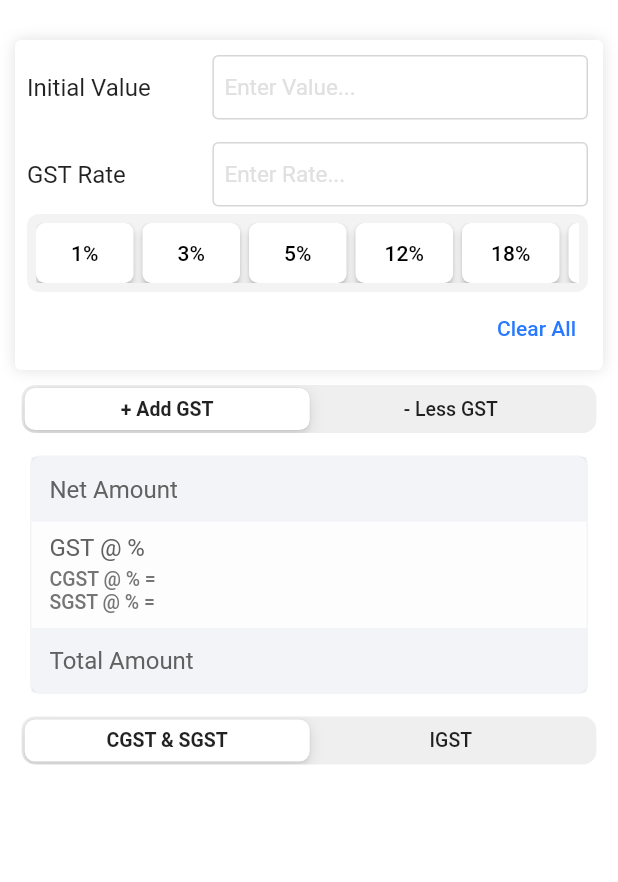
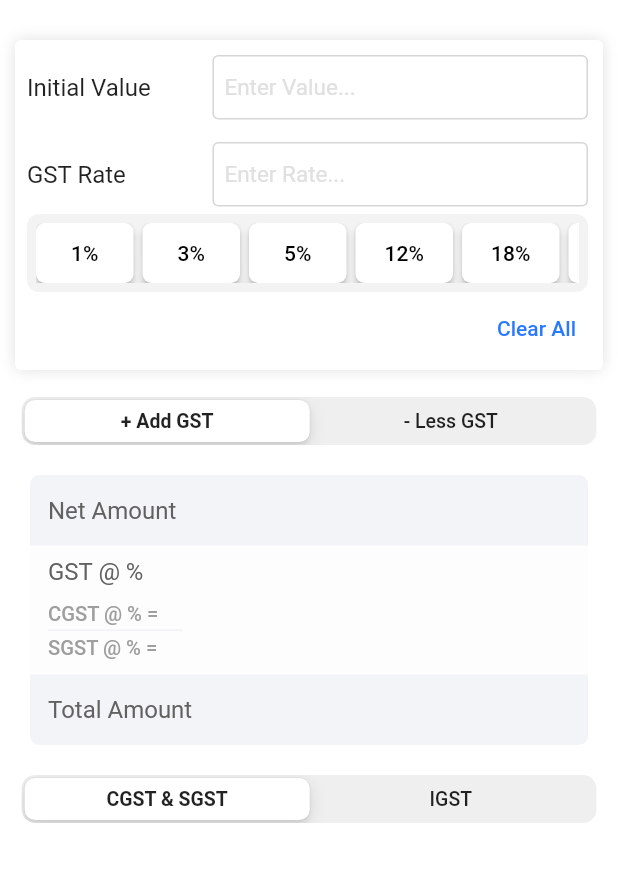
Before and after one commit to a-k-14/gst_now, a Flutter app: the screen it shows after launch, on a phone screen of 412 x 824 dp, the part 59-941 px from its top. Run offline on Flutter 3.47's test engine with Material 2 defaults, Android fonts, the phone set to English and light mode, and no system bars.

Commit message:
Updates before enabling null safety

```diff
--- a/lib/constants.dart
+++ b/lib/constants.dart
@@ -6,6 +6,12 @@ Color kAccentColor = Colors.blueAccent[400];
 
 Color kGrey300 = Colors.grey[300];
 Color kGrey350 = Colors.grey[350];
+// Alternating colors for GST summary table
+Color kGSTSummaryRowBackground1 = Color(0x1A8690B1);
+Color kGSTSummaryRowBackground2 = Color(0x58690B1);
+TextStyle kGSTSummaryRowTextStyle1 =
+    TextStyle(fontSize: kTextSize, color: Colors.grey[700]);
+TextStyle kGSTSummaryRowTextStyle2 = TextStyle(fontSize: kTextSize);
 
 // To enforce validation on TextFields
 // To allow decimal point only once and up to 2 decimal places
@@ -13,6 +19,7 @@ Color kGrey350 = Colors.grey[350];
 String kRegexpValue = r'(^(\d{1,})\.?(\d{0,2}))';
 
 double kBorderRadius = 8;
+double kGSTSummaryBorderRadius = 6;
 
 double kSizedBoxHeight = 10;
 
--- a/lib/gst_calculator_brain.dart
+++ b/lib/gst_calculator_brain.dart
@@ -74,8 +74,9 @@ class GSTCalculatorBrain {
   }
 
   // To ensure commas
-  // var f = NumberFormat.currency(decimalDigits: 2, name: '', locale: 'en_IN');
-  static NumberFormat f = NumberFormat('#,##,###.##', 'en_IN');
+  static NumberFormat f =
+      NumberFormat.currency(decimalDigits: 2, name: '', locale: 'en_IN');
+  // static NumberFormat f = NumberFormat('#,##,###.##', 'en_IN');
 
   // format method of intl package requires number as input
   // Since some return values in the compute method are strings, we use this method
@@ -90,6 +91,7 @@ class GSTCalculatorBrain {
   }
   // We use f.format if we have a double, else we use formatter method as above if we have a String
 
+  // The method where all the calculations happen
   void compute() {
     // We convert the TECs to text and store temporarily to avoid doing this conversion multiple times
     String initialValueText = initialValue.text;
@@ -136,6 +138,7 @@ class GSTCalculatorBrain {
 
         // We store GST Amount as a number to use for calculating CGST&SGST/IGST
         _gstAmountDouble = double.parse(initialValueText) * _rateDouble / 100;
+        print(_gstAmountDouble.toString());
         // The we set the gstAmount value using the double above
         gstAmount = f.format(_gstAmountDouble);
 
--- a/lib/main.dart
+++ b/lib/main.dart
@@ -320,14 +320,14 @@ class _GSTCalculatorPageState extends State<GSTCalculatorPage> {
               ],
             ),
           ),
-          SizedBox(height: kSizedBoxHeight),
+          SizedBox(height: kSizedBoxHeight + 8),
           GSTOperatorTab(
             operatorValues: ['+ Add GST', '- Less GST'],
             f: updateGSTOperator,
           ),
-          SizedBox(height: kSizedBoxHeight - 5),
+          SizedBox(height: kSizedBoxHeight),
           gstSummary(),
-          SizedBox(height: kSizedBoxHeight - 5),
+          SizedBox(height: kSizedBoxHeight),
           GSTOperatorTab(
             operatorValues: ['CGST & SGST', 'IGST'],
             f: updateGSTBreakupOperator,
@@ -349,125 +349,161 @@ class _GSTCalculatorPageState extends State<GSTCalculatorPage> {
     String igstAmount = _gstCalculatorBrain.igstAmount;
     String gstBreakupOperator = _gstCalculatorBrain.gstBreakupOperator();
 
-    Widget rowDisplay({Widget title, Widget value, Color color}) {
+    // To display Net Amount, Total Amount as titles and their values as values
+    // color is taken as a parameter as the rows have alternating colors
+    // borderRadius is taken as a parameter as the corner radius is different for 1st & 3rd rows
+    // We use SCS to scroll long length numbers
+    Widget customRow(
+        {Widget title, Widget value, Color color, BorderRadius borderRadius}) {
       return Container(
-        padding: EdgeInsets.all(12),
+        padding: EdgeInsets.symmetric(
+            horizontal: kPadding + 2, vertical: kPadding + 4),
         decoration: BoxDecoration(
           color: color,
+          borderRadius: borderRadius,
         ),
         child: Row(
           children: [
+            // Word occupy 2/3rd space
             Expanded(child: title, flex: 2),
-            Expanded(child: value, flex: 1),
+            Expanded(
+              child: SingleChildScrollView(
+                scrollDirection: Axis.horizontal,
+                child: value,
+              ),
+            ),
           ],
         ),
       );
     }
 
     Widget csgstSummary = Container(
-      padding: EdgeInsets.fromLTRB(12, 0, 12, 6),
+      padding: EdgeInsets.fromLTRB(12, 6, 12, 6),
       alignment: Alignment.centerLeft,
-      // decoration: BoxDecoration(
-      //   border: Border.all(color: Colors.grey[200]),
-      // ),
-
+      // width: 200,
+      child: SingleChildScrollView(
+        scrollDirection: Axis.horizontal,
         child: Column(
           crossAxisAlignment: CrossAxisAlignment.start,
           children: [
             Text(
               'CGST @ $csgstRate% = $csgstAmount',
               style: TextStyle(
-                fontSize: 13,
-                color: Colors.grey[600],
+                  fontSize: 13.5,
+                  color: Colors.grey,
                   fontWeight: FontWeight.w500),
             ),
             Container(
-              height: 0, color: Colors.grey[100], padding: EdgeInsets.all(8)),
+              margin: EdgeInsets.only(top: 3, bottom: 3),
+              color: kGSTSummaryRowBackground1,
+              height: 1,
+              width: 90,
+            ),
             Text(
               'SGST @ $csgstRate% = $csgstAmount',
               style: TextStyle(
-                fontSize: 13,
-                color: Colors.grey[600],
+                  fontSize: 13.5,
+                  color: Colors.grey,
                   fontWeight: FontWeight.w500),
             ),
           ],
         ),
+      ),
     );
 
     Widget igstSummary = Container(
-      padding: EdgeInsets.fromLTRB(12, 0, 12, 6),
+      width: 200,
+      padding: EdgeInsets.fromLTRB(12, 0, 12, 4),
       alignment: Alignment.centerLeft,
+      child: SingleChildScrollView(
+        scrollDirection: Axis.horizontal,
         child: Text(
           'IGST @ $igstRate% = $igstAmount',
           style: TextStyle(
-            fontSize: 13, color: Colors.grey[600], fontWeight: FontWeight.w500),
+              fontSize: 13, color: Colors.grey, fontWeight: FontWeight.w500),
+        ),
       ),
     );
 
     return Container(
-      margin: EdgeInsets.all(10),
-      // height: 225,
-      decoration: BoxDecoration(
-        borderRadius: BorderRadius.circular(kBorderRadius - 2),
-        border: Border.all(
-          color: Color(0x1A8690B1),
-        ),
-      ),
+      margin: EdgeInsets.all(kPadding),
       child: Column(
-        crossAxisAlignment: CrossAxisAlignment.start,
         children: [
-          rowDisplay(
+          customRow(
             title: Text(
               'Net Amount',
-              style: TextStyle(fontSize: 16, color: Colors.grey[700]),
+              style: kGSTSummaryRowTextStyle1,
             ),
             value: Text(
               netAmount,
-              style: TextStyle(fontSize: 16),
+              style: kGSTSummaryRowTextStyle2,
             ),
-            color: Color(0x1A8690B1),
+            color: kGSTSummaryRowBackground1,
+            borderRadius: BorderRadius.only(
+              topLeft: Radius.circular(kGSTSummaryBorderRadius),
+              topRight: Radius.circular(kGSTSummaryBorderRadius),
             ),
-          // Container(height: 2, color: Color(0x248690B1)),
+          ),
           Container(
-            color: Color(0x58690B1),
+            color: kGSTSummaryRowBackground2,
             padding: EdgeInsets.fromLTRB(12, 8, 12, 4),
             child: Row(
               children: [
                 Expanded(
                     child: Text(
                       'GST @ $gstRate',
-                      style: TextStyle(
-                        fontSize: 16,
-                        color: Colors.grey[700],
-                      ),
+                      style: kGSTSummaryRowTextStyle1,
                     ),
                     flex: 2),
                 Expanded(
+                  child: SingleChildScrollView(
+                    scrollDirection: Axis.horizontal,
                     child: Text(
                       gstAmount,
-                      style: TextStyle(fontSize: 16),
+                      style: kGSTSummaryRowTextStyle2,
                     ),
-                    flex: 1),
+                  ),
+                ),
               ],
             ),
           ),
+          // We use row and empty 2nd container to get color next to CGST&SGST
+          Row(
+            children: [
               Container(
-            height: 40,
-            color: Color(0x58690B1),
-            child: gstBreakupOperator == 'IGST' ? igstSummary : csgstSummary,
+                height: 55,
+                width: 200,
+                color: kGSTSummaryRowBackground2,
+                child:
+                    gstBreakupOperator == 'IGST' ? igstSummary : csgstSummary,
               ),
-          rowDisplay(
-            title: Text('Total Amount',
-                style: TextStyle(fontSize: 16, color: Colors.grey[700])),
+              Expanded(
+                  child: Container(
+                color: kGSTSummaryRowBackground2,
+                height: 55,
+              )),
+            ],
+          ),
+          customRow(
+            title: Text(
+              'Total Amount',
+              style: kGSTSummaryRowTextStyle1,
+            ),
             value: Text(
               totalAmount,
+              // overflow: TextOverflow.ellipsis,
+              // maxLines: 1,
               style: TextStyle(
-                fontSize: 16,
+                fontSize: kTextSize,
                 color: kAccentColor,
                 fontWeight: FontWeight.w500,
               ),
             ),
-            color: Color(0x1A8690B1),
+            color: kGSTSummaryRowBackground1,
+            borderRadius: BorderRadius.only(
+              bottomLeft: Radius.circular(kGSTSummaryBorderRadius),
+              bottomRight: Radius.circular(kGSTSummaryBorderRadius),
+            ),
           ),
         ],
       ),
```
Lines whose indentation alone changed are shown as unchanged.
